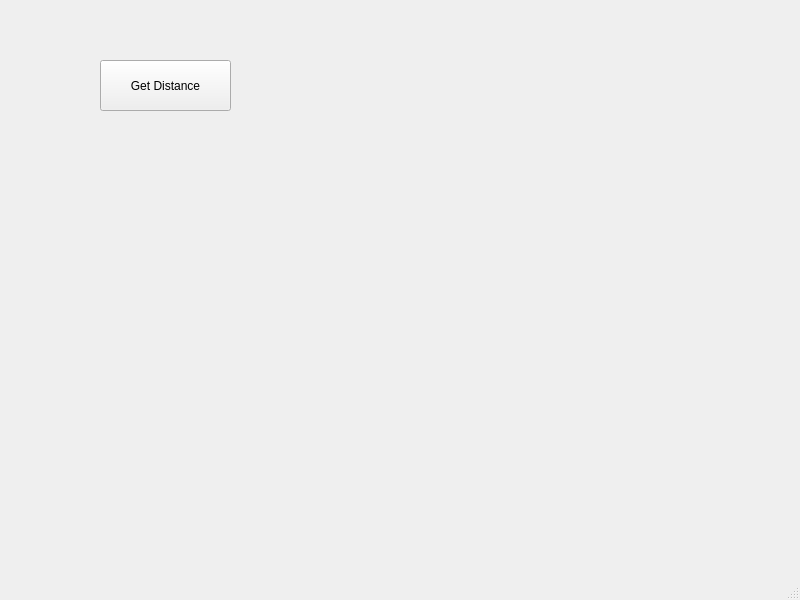
Above: mobman/gui-client/mainwindow.ui from evkuz/qt_linux before the change. Below: the same form after it.
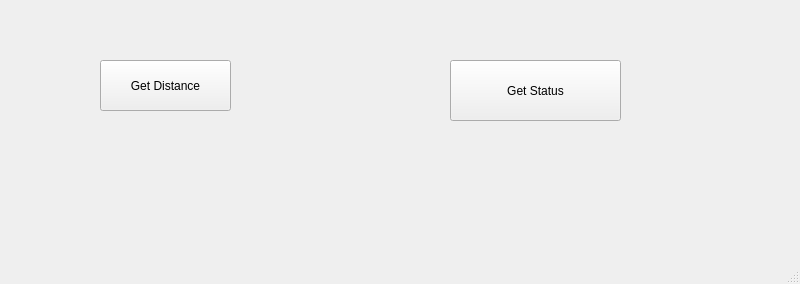
That is the form after the change.

Commit message: 11.01.2022 tcp issues and gui-client

The edit to the form file:
```diff
--- a/mobman/gui-client/mainwindow.ui
+++ b/mobman/gui-client/mainwindow.ui
@@ -7,7 +7,7 @@
     <x>0</x>
     <y>0</y>
     <width>800</width>
-    <height>600</height>
+    <height>284</height>
    </rect>
   </property>
   <property name="windowTitle">
@@ -27,6 +27,19 @@
      <string>Get Distance</string>
     </property>
    </widget>
+   <widget class="QPushButton" name="GetStatusButton">
+    <property name="geometry">
+     <rect>
+      <x>450</x>
+      <y>60</y>
+      <width>171</width>
+      <height>61</height>
+     </rect>
+    </property>
+    <property name="text">
+     <string>Get Status</string>
+    </property>
+   </widget>
   </widget>
   <widget class="QMenuBar" name="menubar">
    <property name="geometry">
```
The commit also changes 5 other files.
